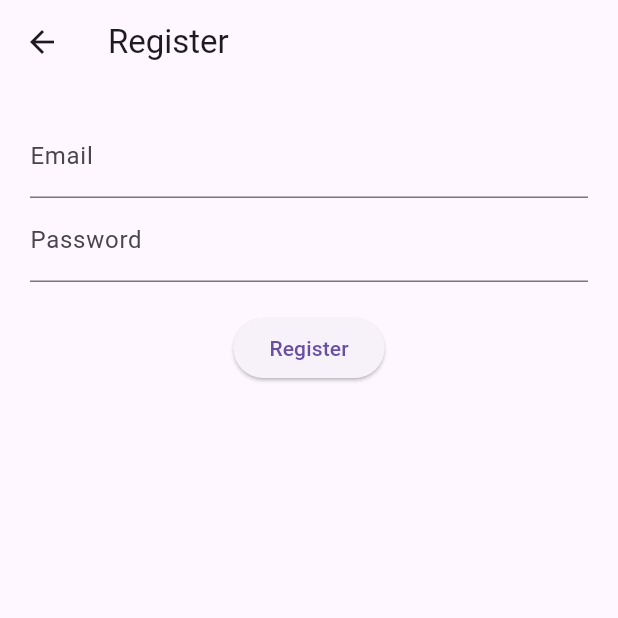
After one commit to n4zzz/parent-teacher-app, a Flutter app: the screen it shows after launch, after a tap on "Go to Register", on a phone screen of 412 x 824 dp, the top half of it. The commit adds this screen. Run offline on Flutter 3.47's test engine with Material 3 defaults, Android fonts, the phone set to English and light mode, and no system bars; our stand-ins replace firebase_auth, firebase_core; accounts and stored records are empty; network calls fail.

Commit message:
Added register_screen.dart

```diff
--- a/lib/login_page.dart
+++ b/lib/login_page.dart
@@ -1,3 +1,4 @@
+import 'package:educonnect/register_screen.dart';
 import 'package:flutter/material.dart';
 import 'package:firebase_auth/firebase_auth.dart';
 
@@ -18,10 +19,12 @@ class _LoginPageState extends State<LoginPage> {
         email: _emailController.text.trim(),
         password: _passwordController.text,
       );
+      if (!mounted) return; // Prevents using context if widget is disposed
       ScaffoldMessenger.of(context).showSnackBar(
         const SnackBar(content: Text('Login Successful')),
       );
     } catch (e) {
+      if (!mounted) return;
       ScaffoldMessenger.of(context).showSnackBar(
         SnackBar(content: Text('Login Failed: ${e.toString()}')),
       );
@@ -52,6 +55,15 @@ class _LoginPageState extends State<LoginPage> {
               onPressed: _login,
               child: const Text('Login'),
             ),
+            ElevatedButton(
+              onPressed: () {
+                Navigator.push(
+                  context,
+                  MaterialPageRoute(builder: (context) => const RegisterScreen()),
+                );
+              },
+              child: const Text('Go to Register'),
+            ),
           ],
         ),
       ),
--- a/lib/main.dart
+++ b/lib/main.dart
@@ -15,7 +15,7 @@ class MyApp extends StatelessWidget {
   @override
   Widget build(BuildContext context) {
     return MaterialApp(
-      title: 'PTA App',
+      title: 'EduConnect',
       home: LoginPage(),
     );
   }
--- /dev/null
+++ b/lib/register_screen.dart
@@ -0,0 +1,61 @@
+// lib/screens/register_screen.dart
+
+import 'package:flutter/material.dart';
+import 'package:firebase_auth/firebase_auth.dart';
+
+class RegisterScreen extends StatefulWidget {
+  const RegisterScreen({Key? key}) : super(key: key);
+
+  @override
+  State<RegisterScreen> createState() => _RegisterScreenState();
+}
+
+class _RegisterScreenState extends State<RegisterScreen> {
+  final _emailController = TextEditingController();
+  final _passwordController = TextEditingController();
+
+  Future<void> _register() async {
+    try {
+      await FirebaseAuth.instance.createUserWithEmailAndPassword(
+        email: _emailController.text.trim(),
+        password: _passwordController.text.trim(),
+      );
+      ScaffoldMessenger.of(context).showSnackBar(
+        const SnackBar(content: Text('Registration successful')),
+      );
+      Navigator.pop(context); // Go back to login
+    } catch (e) {
+      ScaffoldMessenger.of(context).showSnackBar(
+        SnackBar(content: Text('Error: ${e.toString()}')),
+      );
+    }
+  }
+
+  @override
+  Widget build(BuildContext context) {
+    return Scaffold(
+      appBar: AppBar(title: const Text('Register')),
+      body: Padding(
+        padding: const EdgeInsets.all(20),
+        child: Column(
+          children: [
+            TextField(
+              controller: _emailController,
+              decoration: const InputDecoration(labelText: 'Email'),
+            ),
+            TextField(
+              controller: _passwordController,
+              obscureText: true,
+              decoration: const InputDecoration(labelText: 'Password'),
+            ),
+            const SizedBox(height: 20),
+            ElevatedButton(
+              onPressed: _register,
+              child: const Text('Register'),
+            ),
+          ],
+        ),
+      ),
+    );
+  }
+}
--- a/pubspec.yaml
+++ b/pubspec.yaml
@@ -37,7 +37,6 @@ dependencies:
   firebase_auth: ^5.5.3
   cupertino_icons: ^1.0.8
   cloud_firestore: ^5.6.7
-
 
 dev_dependencies:
   flutter_test:
```
